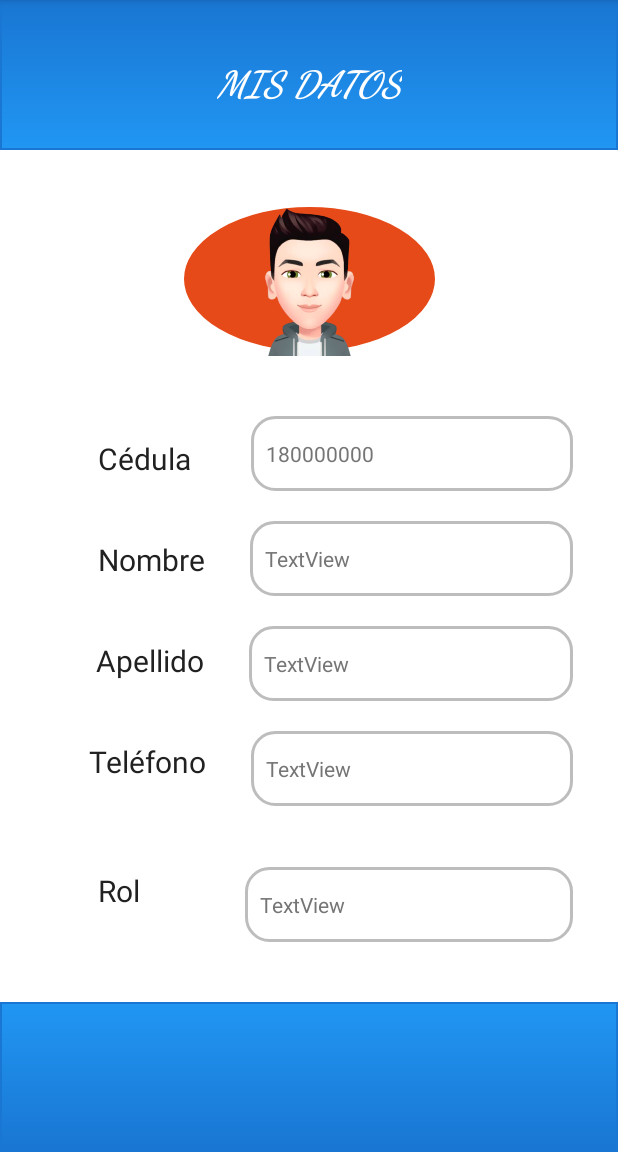
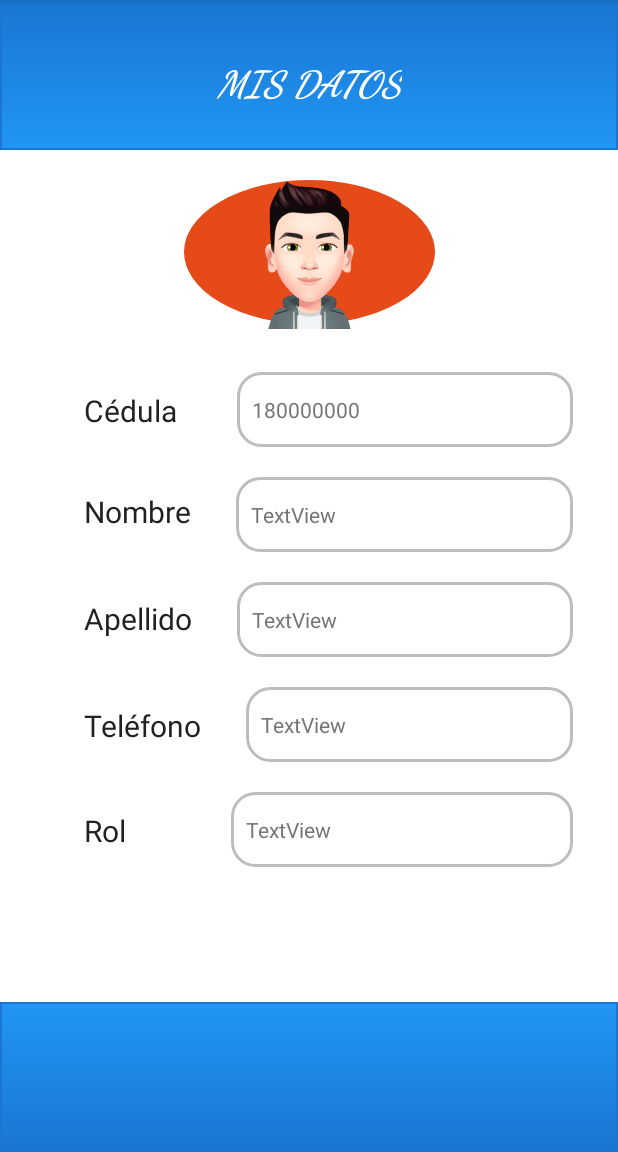
Before and after one commit to Ludwing08/AppMovilAlarma, an Android app: the BotonActivity screen opened directly, with no data from a screen before it, in the options menu, after a tap on "Mis Datos", on a phone screen of 412 x 824 dp, the part 84-1236 px from its top. Run offline under Robolectric (Android 15) with nearby library versions, the light colour scheme and no system bars; our stand-ins replace Volley; network calls fail.

Commit message:
cambios
Cambios

```diff
--- a/app/src/main/java/dev/android/appalarma/BotonActivity.java
+++ b/app/src/main/java/dev/android/appalarma/BotonActivity.java
@@ -1,5 +1,6 @@
 package dev.android.appalarma;
 
+import androidx.annotation.NonNull;
 import androidx.appcompat.app.AlertDialog;
 import androidx.appcompat.app.AppCompatActivity;
 
@@ -9,6 +10,7 @@ import android.content.Intent;
 import android.graphics.Color;
 import android.graphics.drawable.ColorDrawable;
 import android.os.Bundle;
+import android.util.Log;
 import android.view.LayoutInflater;
 import android.view.Menu;
 import android.view.MenuInflater;
@@ -26,7 +28,10 @@ import com.android.volley.Response;
 import com.android.volley.VolleyError;
 import com.android.volley.toolbox.StringRequest;
 import com.android.volley.toolbox.Volley;
-import com.onesignal.OneSignal;
+import com.google.android.gms.tasks.OnCompleteListener;
+import com.google.android.gms.tasks.Task;
+import com.google.firebase.messaging.FirebaseMessaging;
+
 
 import org.json.JSONException;
 import org.json.JSONObject;
@@ -36,37 +41,51 @@ import java.util.Date;
 
 import dev.android.appalarma.clases.GlobalVariables;
 
+import static android.content.ContentValues.TAG;
+
 public class BotonActivity extends AppCompatActivity {
 
     Date fecha = new Date();
     String date = new SimpleDateFormat("yyyy-MM-dd").format(new Date());
     ImageView img;
 
-    private static final String ONESIGNAL_APP_ID = "########-####-####-####-############";
+    private static final String ONESIGNAL_APP_ID = "6a126ec3-b70b-4c2a-87ae-22b582cf7ca5";
 
-
+    static final String TAG = "BotonActivity";
     @Override
     protected void onCreate(Bundle savedInstanceState) {
         super.onCreate(savedInstanceState);
         setContentView(R.layout.activity_boton);
+        cargarData("http://www.aplicacionesabrahm.somee.com/ServiciosApp.svc/DevolverEmpresa?id="+GlobalVariables.idEmpresa);
+        img = findViewById(R.id.imageView2);
 
-        // Enable verbose OneSignal logging to debug issues if needed.
-        OneSignal.setLogLevel(OneSignal.LOG_LEVEL.VERBOSE, OneSignal.LOG_LEVEL.NONE);
-
-        // OneSignal Initialization
-        OneSignal.initWithContext(this);
-        OneSignal.setAppId(ONESIGNAL_APP_ID);
-
-        img = findViewById(R.id.imageView2);
         img.setOnClickListener(new View.OnClickListener() {
             @Override
             public void onClick(View v) {
-                alarma("http://www.aplicacionesabrahm.somee.com/ServiciosApp.svc/NuevaIncidencia?idUsuario="+GlobalVariables.idUser+"&idEmpresa="+GlobalVariables.idEmpresa+"&nombreEmpresa="+GlobalVariables.nombreEmpresa+"&coordenadasEmpresa="+ GlobalVariables.coordenadas +"&fecha="+date+"&estado=ALERTA");
+                alarma("http://www.aplicacionesabrahm.somee.com/ServiciosApp.svc/NuevaIncidencia?idUsuario="+GlobalVariables.idUser+"&idEmpresa="+GlobalVariables.idEmpresa+"&nombreEmpresa="+GlobalVariables.nombreEmpresa+"&coordenadasEmpresa="+ GlobalVariables.coordenadas +"&fecha="+date+"&estado=Alerta");
                 dialog();
+               alerta();
             }
         });
 
     }
+
+
+    private void alerta(){
+        FirebaseMessaging.getInstance().subscribeToTopic("proyecto")
+                .addOnCompleteListener(new OnCompleteListener<Void>() {
+                    @Override
+                    public void onComplete(@NonNull Task<Void> task) {
+                        String msg = "Subscribed";
+                        if (!task.isSuccessful()) {
+                            msg = "Subscribe failed";
+                        }
+                        Log.d(TAG, msg);
+                        Toast.makeText(BotonActivity.this, msg, Toast.LENGTH_SHORT).show();
+                    }
+                });
+    }
+
 
     private void dialog(){
         AlertDialog.Builder builder = new AlertDialog.Builder(BotonActivity.this);
@@ -85,9 +104,6 @@ public class BotonActivity extends AppCompatActivity {
                 dialog.dismiss();
             }
         });
-
-
-
 
     }
 
--- a/app/src/main/res/layout/activity_usuario.xml
+++ b/app/src/main/res/layout/activity_usuario.xml
@@ -20,7 +20,7 @@
         android:id="@+id/imageView3"
         android:layout_width="183dp"
         android:layout_height="112dp"
-        android:layout_marginTop="30dp"
+        android:layout_marginTop="12dp"
         android:background="@drawable/imagen_modelo"
         app:layout_constraintEnd_toEndOf="parent"
         app:layout_constraintStart_toStartOf="parent"
@@ -40,8 +40,7 @@
         android:id="@+id/txtNombreUsu"
         android:layout_width="wrap_content"
         android:layout_height="wrap_content"
-        android:layout_marginStart="65dp"
-        android:layout_marginLeft="65dp"
+        android:layout_marginStart="56dp"
         android:layout_marginTop="40dp"
         android:autoText="true"
         android:freezesText="false"
@@ -55,9 +54,8 @@
         android:id="@+id/txtApellidoUsuario"
         android:layout_width="wrap_content"
         android:layout_height="wrap_content"
-        android:layout_marginStart="64dp"
-        android:layout_marginLeft="64dp"
-        android:layout_marginTop="40dp"
+        android:layout_marginStart="56dp"
+        android:layout_marginTop="44dp"
         android:autoText="true"
         android:freezesText="false"
         android:text="Apellido"
@@ -70,9 +68,8 @@
         android:id="@+id/txtCedulaUsuario"
         android:layout_width="wrap_content"
         android:layout_height="wrap_content"
-        android:layout_marginStart="65dp"
-        android:layout_marginLeft="65dp"
-        android:layout_marginTop="50dp"
+        android:layout_marginStart="56dp"
+        android:layout_marginTop="36dp"
         android:autoText="true"
         android:freezesText="false"
         android:text="Cédula"
@@ -86,10 +83,8 @@
         android:layout_width="0dp"
         android:layout_height="50dp"
         android:layout_marginStart="40dp"
-        android:layout_marginLeft="40dp"
-        android:layout_marginTop="35dp"
+        android:layout_marginTop="24dp"
         android:layout_marginEnd="30dp"
-        android:layout_marginRight="30dp"
         android:background="@drawable/esquinas"
         android:gravity="center|start"
         android:paddingLeft="10dp"
@@ -104,9 +99,8 @@
         android:id="@+id/txtTelefonoUsuario"
         android:layout_width="wrap_content"
         android:layout_height="wrap_content"
-        android:layout_marginStart="59dp"
-        android:layout_marginLeft="59dp"
-        android:layout_marginTop="40dp"
+        android:layout_marginStart="56dp"
+        android:layout_marginTop="44dp"
         android:autoText="true"
         android:freezesText="false"
         android:text="Teléfono"
@@ -138,10 +132,8 @@
         android:layout_width="0dp"
         android:layout_height="50dp"
         android:layout_marginStart="70dp"
-        android:layout_marginLeft="70dp"
         android:layout_marginTop="20dp"
         android:layout_marginEnd="30dp"
-        android:layout_marginRight="30dp"
         android:layout_marginBottom="20dp"
         android:background="@drawable/esquinas"
         android:gravity="center|start"
@@ -150,15 +142,16 @@
         android:textColor="@color/texto_secundario"
         app:layout_constraintBottom_toTopOf="@+id/view6"
         app:layout_constraintEnd_toEndOf="parent"
+        app:layout_constraintHorizontal_bias="1.0"
         app:layout_constraintStart_toEndOf="@+id/txtRolUsuario"
-        app:layout_constraintTop_toBottomOf="@+id/txtTelFrag" />
+        app:layout_constraintTop_toBottomOf="@+id/txtTelFrag"
+        app:layout_constraintVertical_bias="0.0" />
 
     <TextView
         android:id="@+id/txtRolUsuario"
         android:layout_width="wrap_content"
         android:layout_height="wrap_content"
-        android:layout_marginStart="65dp"
-        android:layout_marginLeft="65dp"
+        android:layout_marginStart="56dp"
         android:layout_marginTop="40dp"
         android:layout_marginBottom="42dp"
         android:autoText="true"
@@ -168,7 +161,8 @@
         android:textSize="20sp"
         app:layout_constraintBottom_toTopOf="@+id/view6"
         app:layout_constraintStart_toStartOf="parent"
-        app:layout_constraintTop_toBottomOf="@+id/txtTelefonoUsuario" />
+        app:layout_constraintTop_toBottomOf="@+id/txtTelefonoUsuario"
+        app:layout_constraintVertical_bias="0.04" />
 
     <TextView
         android:id="@+id/textView7"
--- a/app/src/main/res/values/strings.xml
+++ b/app/src/main/res/values/strings.xml
@@ -1,3 +1,4 @@
 <resources>
     <string name="app_name">AppAlarma</string>
+    <string name="msg_token_fmt">Prueba</string>
 </resources>
```
Also changed, not shown: app/build.gradle (+20 -4 lines), app/src/main/AndroidManifest.xml (+15 -0 lines), app/src/main/java/dev/android/appalarma/clases/MyFirebaseMessagingService.java (added, +98 -0 lines), 1 other file.
